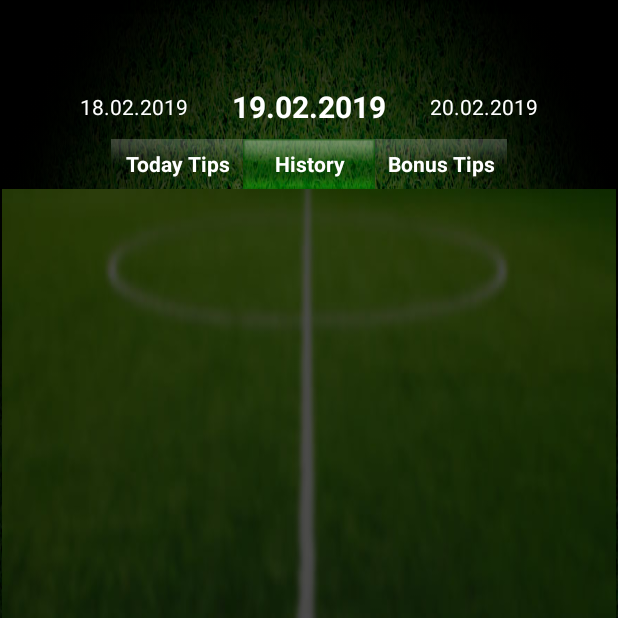
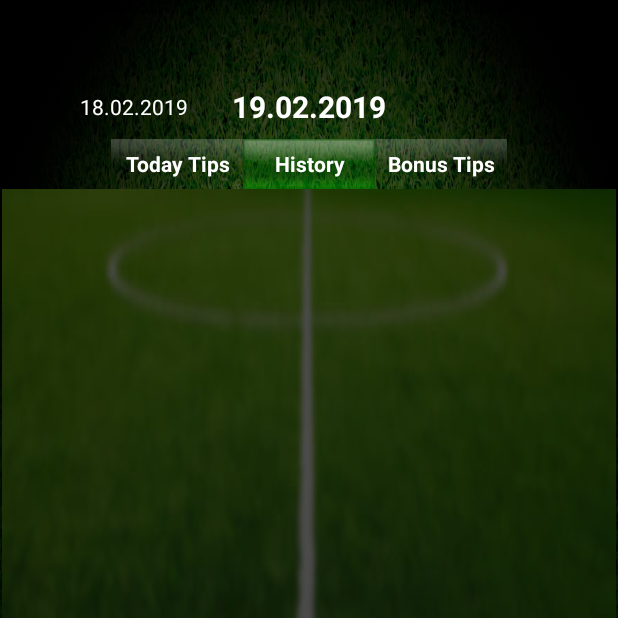
Before and after one commit to Serg722/BetUp, an Android app: the History screen opened directly, with no data from a screen before it, on a phone screen of 412 x 824 dp, the top half of it. Run offline under Robolectric (Android 15) with nearby library versions, the phone set to English and light mode, and no system bars; our stand-ins replace Firebase (no records; nobody signed in at launch, a user with empty details on screens opened directly).

Commit message:
commits 7

```diff
--- a/app/src/main/java/com/hfad/betup/Adapters/HistoryAdapter.java
+++ b/app/src/main/java/com/hfad/betup/Adapters/HistoryAdapter.java
@@ -88,17 +88,17 @@ public class HistoryAdapter  extends  RecyclerView.Adapter<HistoryAdapter.Custom
        SimpleDateFormat formatItem = new SimpleDateFormat("dd.MM.yyyy");
        String date1=formatItem.format(this.filtr);
        Log.d(TAG,date1+" value filtr- ");
-       filtrPredictions.clear();
+      // filtrPredictions.clear();
        Query request = db.orderByChild("date").equalTo(date1);
 
        request.addValueEventListener(new ValueEventListener() {
            @Override
            public void onDataChange(@NonNull DataSnapshot dataSnapshot) {
                if (dataSnapshot.exists()) {
+                   filtrPredictions.clear();  //!!!!!!
                    for (DataSnapshot PredSnapshot : dataSnapshot.getChildren()) {
                        BetToday temp = PredSnapshot.getValue(BetToday.class);
                        filtrPredictions.add(temp);
-                       Log.d(TAG, " 111111 " + temp);
                    }
                    Iterator<BetToday> it1=filtrPredictions.iterator();
                    while(it1.hasNext()){
@@ -182,8 +182,8 @@ public class HistoryAdapter  extends  RecyclerView.Adapter<HistoryAdapter.Custom
         holder.predictionToday.setText(tempPrediction.getBetPrediction());
         holder.keffGame.setText(String.valueOf(tempPrediction.getKeff()));
         int stateColor = 0;
+        holder.timeMatch.setText(tempPrediction.getTime());
         if (tempPrediction.getResultMatchGuest().equals("-1") == false) {
-            holder.timeMatch.setText(tempPrediction.getTime());
             holder.teams.setText(tempPrediction.getTeamOwner() + " (" +
                     tempPrediction.getResultMatchOwner()+ "-" +
                     tempPrediction.getResultMatchGuest() + ") " + tempPrediction.getTeamGuest());
--- a/app/src/main/java/com/hfad/betup/History.java
+++ b/app/src/main/java/com/hfad/betup/History.java
@@ -51,22 +51,13 @@ public class History extends Activity implements View.OnClickListener {
         dataConst.setDate(dataConst.getDate() - 1);
         nextDays.setDate(nextDays.getDate() - 2);
         today.setDate(today.getDate());
-
-        SimpleDateFormat formatItem = new SimpleDateFormat("dd.MM.yyyy");
-        String date1 = formatItem.format(this.currentDate);
-        String date2 = formatItem.format(this.nextDays);
-        String date3 = formatItem.format(this.today);
-
         setContentView(R.layout.history);
         dbPredict = FirebaseDatabase.getInstance().getReference().child("Predictions");
         header = findViewById(R.id.carrent_date);
         previousDay = findViewById(R.id.left);
         nextDay = findViewById(R.id.right);
         mAdapter = new HistoryAdapter(this, dbPredict, currentDate);
-        header.setText(date1);
-        previousDay.setText(date2);
-        nextDay.setText(date3);
-
+        repaintDateHeader();
         recyclerView = (RecyclerView) findViewById(R.id.recycler_view_history);
         RecyclerView.LayoutManager mLayoutManager = new LinearLayoutManager(getApplicationContext());
         recyclerView.setLayoutManager(mLayoutManager);
@@ -106,16 +97,16 @@ public class History extends Activity implements View.OnClickListener {
                 break;
             case R.id.left:
                 currentDate.setDate(currentDate.getDate() - 1);
-                nextDays.setDate(nextDays.getDate() -1);
-                today.setDate(today.getDate()-1);
+                nextDays.setDate(nextDays.getDate() - 1);
+                today.setDate(today.getDate() - 1);
                 mAdapter.changeDateFiltr(this.currentDate);
                 repaintDateHeader();
                 break;
             case R.id.right:
                 if (currentDate.before(dataConst)) {
                     currentDate.setDate(currentDate.getDate() + 1);
-                    nextDays.setDate(nextDays.getDate() +1);
-                    today.setDate(today.getDate()+1);
+                    nextDays.setDate(nextDays.getDate() + 1);
+                    today.setDate(today.getDate() + 1);
                     mAdapter.changeDateFiltr(this.currentDate);
                     repaintDateHeader();
                 }
@@ -130,6 +121,11 @@ public class History extends Activity implements View.OnClickListener {
         String date1 = formatItem.format(this.currentDate);
         String date2 = formatItem.format(this.nextDays);
         String date3 = formatItem.format(this.today);
+        if(date3.equals(formatItem.format(new Date()))){
+            nextDay.setVisibility(View.INVISIBLE);
+        }else{
+            nextDay.setVisibility(View.VISIBLE);
+        }
         header.setText(date1);
         previousDay.setText(date2);
         nextDay.setText(date3);
```
